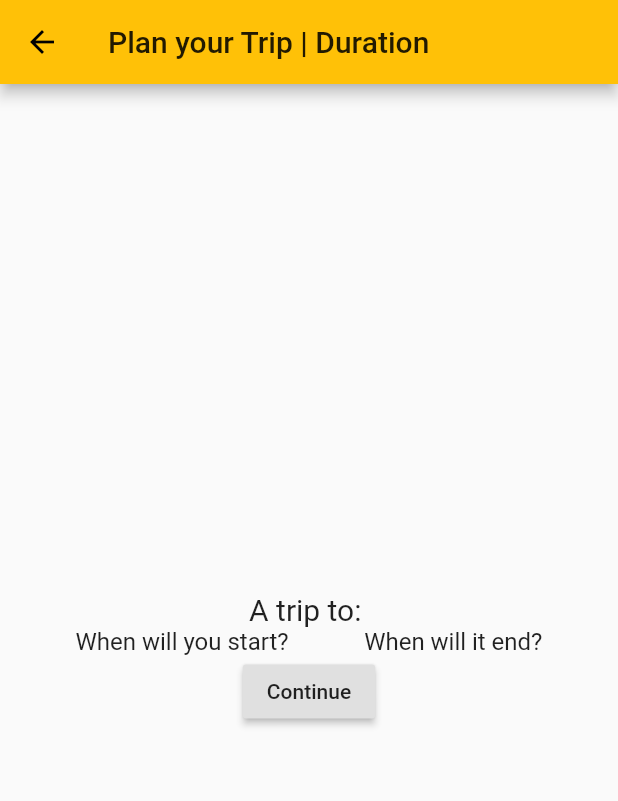
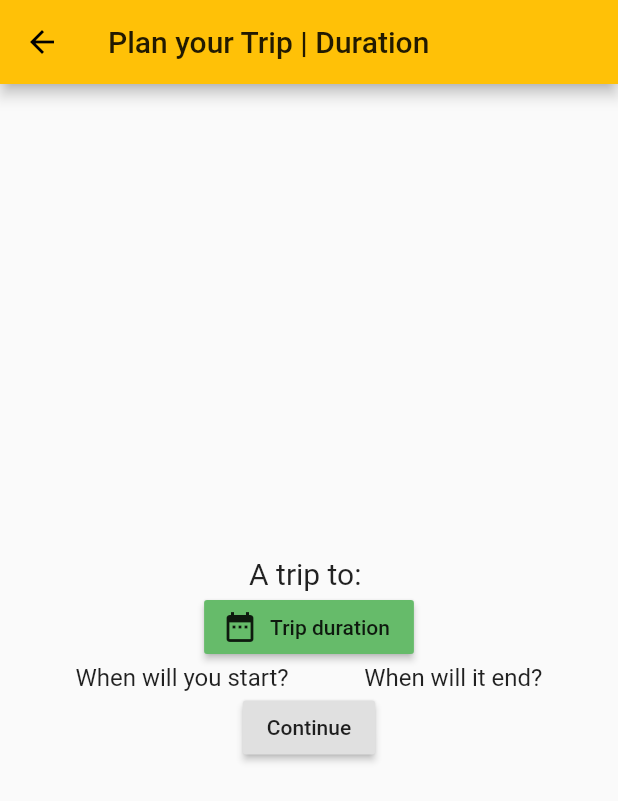
Before and after one commit to VivekJung/TravelBudget, a Flutter app: the NewTripDateView screen opened directly with empty values, on a phone screen of 412 x 824 dp. Shown: the top 801 px of the screen. Run offline on Flutter 3.47's test engine with Material 2 defaults, Android fonts, the phone set to English and light mode, and no system bars; our stand-ins replace cloud_firestore, firebase_core; missing offline and left inert: date_range_picker; accounts and stored records are empty.

Commit message:
new changes

```diff
--- a/lib/Screens/newTrips/dateView.dart
+++ b/lib/Screens/newTrips/dateView.dart
@@ -1,10 +1,38 @@
 import 'package:TravelBudget/Screens/newTrips/budgetView.dart';
 import 'package:flutter/material.dart';
 import 'package:TravelBudget/models/Trips.dart';
+import 'package:date_range_picker/date_range_picker.dart' as DateRagePicker;
 
-class NewTripDateView extends StatelessWidget {
+class NewTripDateView extends StatefulWidget {
   final Trip trip;
   NewTripDateView({Key key, @required this.trip}) : super(key: key);
+
+  @override
+  _NewTripDateViewState createState() => _NewTripDateViewState();
+}
+
+class _NewTripDateViewState extends State<NewTripDateView> {
+  DateTime _startDate = DateTime.now();
+  DateTime _endDate = DateTime.now().add(Duration(days: 5));
+
+  //function to get datetime popup
+  Future displayDateRangePicker(BuildContext context) async {
+    final List<DateTime> picked = await DateRagePicker.showDatePicker(
+      context: context,
+      initialFirstDate: _startDate,
+      initialLastDate: _endDate,
+      firstDate: DateTime(DateTime.now().year - 50),
+      lastDate: DateTime(DateTime.now().year + 50),
+    );
+    // firstDate: new DateTime(2015),
+    // lastDate: new DateTime(2020));
+    if (picked != null && picked.length == 2) {
+      setState(() {
+        _startDate = picked[0];
+        _endDate = picked[1];
+      });
+    }
+  }
 
   @override
   Widget build(BuildContext context) {
@@ -18,9 +46,16 @@ class NewTripDateView extends StatelessWidget {
           mainAxisAlignment: MainAxisAlignment.center,
           children: [
             Text(
-              'A trip to: ${trip.title}',
+              'A trip to: ${widget.trip.title}',
               style: TextStyle(fontSize: 20),
             ),
+            RaisedButton.icon(
+                onPressed: () async {
+                  displayDateRangePicker(context);
+                },
+                icon: Icon(Icons.date_range),
+                color: Colors.green[400],
+                label: Text('Trip duration')),
             Container(
               child: Row(
                 mainAxisAlignment: MainAxisAlignment.spaceEvenly,
@@ -39,12 +74,13 @@ class NewTripDateView extends StatelessWidget {
             RaisedButton(
               child: Text('Continue'),
               onPressed: () {
-                trip.startDate = DateTime.now();
-                trip.endDate = DateTime.now();
+                widget.trip.startDate = _startDate;
+                widget.trip.endDate = _endDate;
                 Navigator.push(
                   context,
                   MaterialPageRoute(
-                      builder: (context) => NewTripBudgetView(trip: trip)),
+                      builder: (context) =>
+                          NewTripBudgetView(trip: widget.trip)),
                 );
               },
             )
--- a/lib/main.dart
+++ b/lib/main.dart
@@ -8,8 +8,13 @@ void main() async {
   runApp(MyApp());
 }
 
-class MyApp extends StatelessWidget {
+class MyApp extends StatefulWidget {
   // This widget is the root of your application.
+  @override
+  _MyAppState createState() => _MyAppState();
+}
+
+class _MyAppState extends State<MyApp> {
   @override
   Widget build(BuildContext context) {
     return MaterialApp(
--- a/lib/models/Trips.dart
+++ b/lib/models/Trips.dart
@@ -12,4 +12,13 @@ class Trip {
     this.budget,
     this.travelType,
   );
+
+  //a function to create a json for above data
+  Map<String, dynamic> toJson() => {
+        'trip': title,
+        'startDate': startDate,
+        'endDate': endDate,
+        'budget': budget,
+        'travelType': travelType
+      };
 }
--- a/pubspec.yaml
+++ b/pubspec.yaml
@@ -32,6 +32,7 @@ dependencies:
 
   cloud_firestore: ^0.14.0+2
   firebase_core: ^0.5.0
+  date_range_picker: ^1.0.3
   # cloud_firestore: ^0.12.6
 dev_dependencies:
   flutter_test:
```
Also changed, not shown: lib/Screens/newTrips/budgetView.dart (+2 -5 lines), pubspec.lock.
